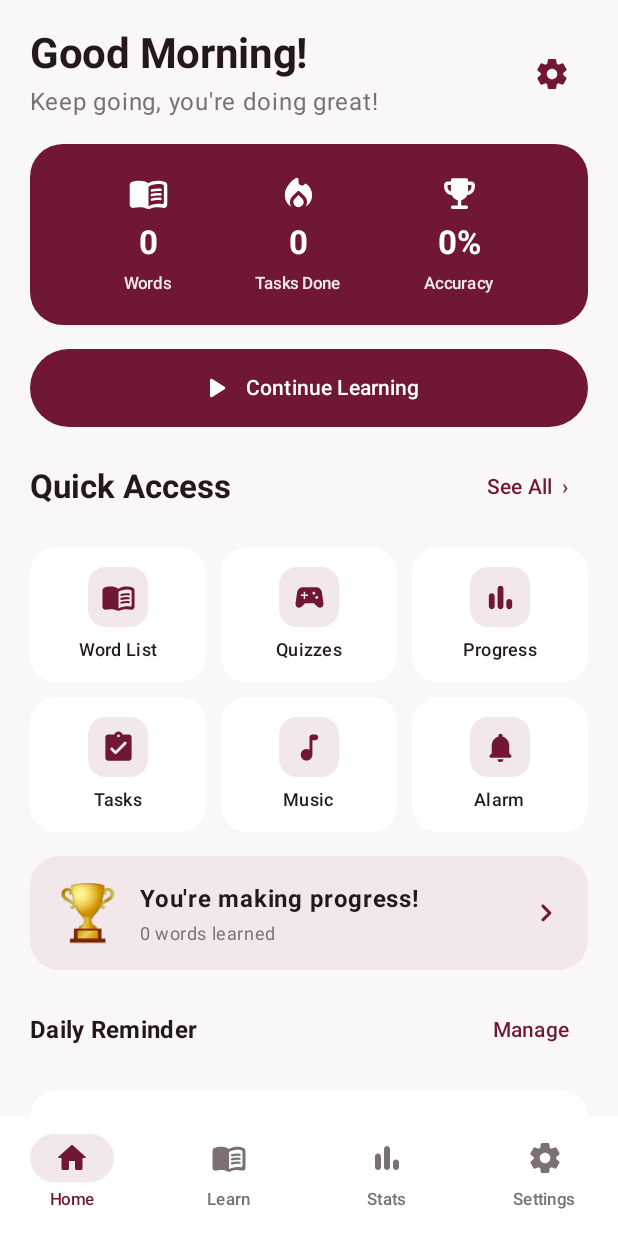
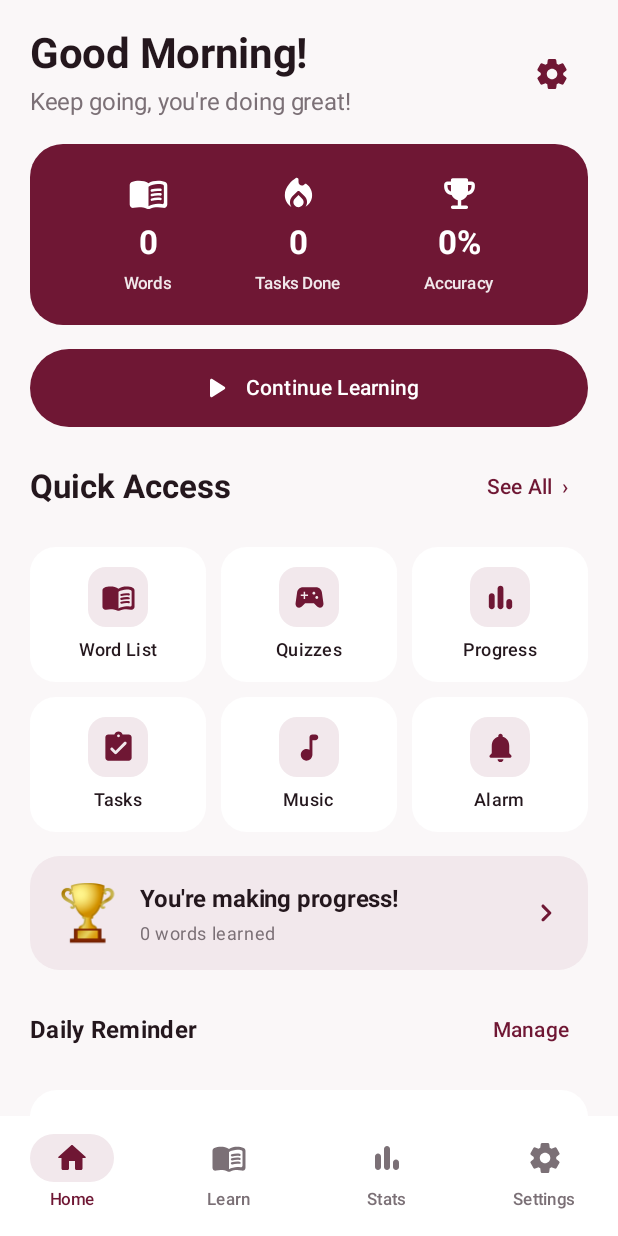
Before and after one commit to private1111-33/DAYFLOW-APP, an Android app built with Jetpack Compose: the screen it shows after launch (MainActivity), on a phone screen of 412 x 824 dp. Run offline under Robolectric (Android 15) with nearby library versions, the phone set to English and light mode, and no system bars; 1 statement that could not run was skipped.

Commit message:
Unify DAYFLOW typography and refine display hierarchy

```diff
--- a/app/src/main/java/com/dayflow/app/ui/theme/Theme.kt
+++ b/app/src/main/java/com/dayflow/app/ui/theme/Theme.kt
@@ -6,6 +6,7 @@ import androidx.compose.material3.lightColorScheme
 import androidx.compose.runtime.Composable
 import androidx.compose.ui.graphics.Color
 import androidx.compose.ui.text.font.FontWeight
+import androidx.compose.ui.text.font.FontFamily
 import androidx.compose.ui.unit.sp
 
 private val DayflowColors = lightColorScheme(
@@ -33,6 +34,14 @@ private val DayflowColors = lightColorScheme(
 
 private val DayflowTypography = Typography().let { base ->
     base.copy(
+        defaultFontFamily = FontFamily.SansSerif,
+        displayLarge = base.displayLarge.copy(fontFamily = FontFamily.SansSerif, fontWeight = FontWeight.Bold, letterSpacing = (-0.6).sp),
+        displayMedium = base.displayMedium.copy(fontFamily = FontFamily.SansSerif, fontWeight = FontWeight.Bold, letterSpacing = (-0.4).sp),
+        headlineLarge = base.headlineLarge.copy(fontFamily = FontFamily.SansSerif, fontWeight = FontWeight.Bold, letterSpacing = (-0.3).sp),
+        titleSmall = base.titleSmall.copy(fontFamily = FontFamily.SansSerif, fontWeight = FontWeight.Medium),
+        bodyLarge = base.bodyLarge.copy(fontFamily = FontFamily.SansSerif, letterSpacing = (-0.1).sp),
+        bodyMedium = base.bodyMedium.copy(fontFamily = FontFamily.SansSerif, letterSpacing = (-0.1).sp),
+        bodySmall = base.bodySmall.copy(fontFamily = FontFamily.SansSerif),
         headlineMedium = base.headlineMedium.copy(fontWeight = FontWeight.Bold, letterSpacing = (-0.2).sp),
         headlineSmall = base.headlineSmall.copy(fontWeight = FontWeight.SemiBold),
         titleLarge = base.titleLarge.copy(fontWeight = FontWeight.SemiBold),
```
